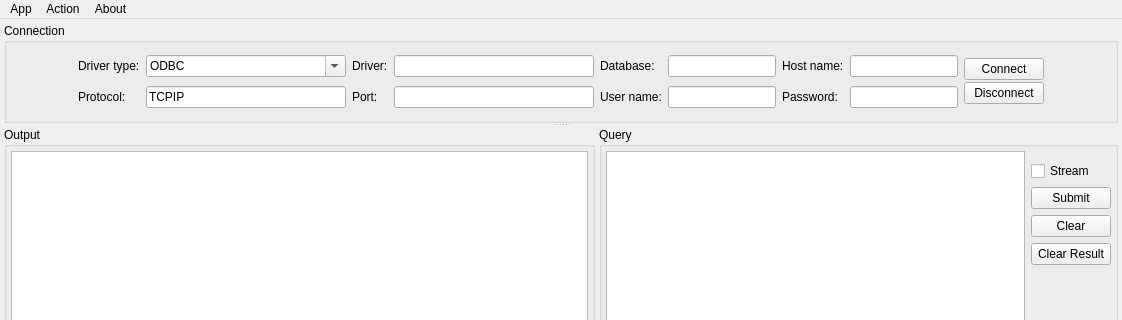
Above: src/UI/DBConnectMainWindow.ui from yxbh/DBConnect before the change; both pictures show x 0 to 1122 and y 0 to 320 of the 1122 by 843 pixel window. Below: the same form after it.
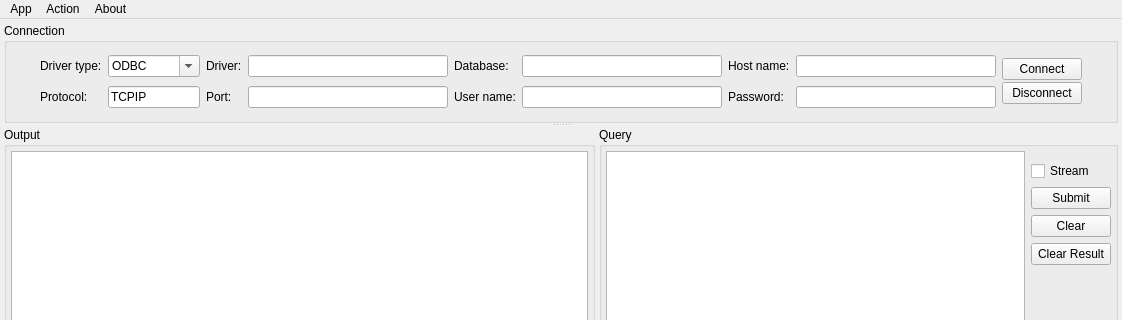
That is the form after the change.

Commit message: adjust text edit width

The edit to the form file:
```diff
--- a/src/UI/DBConnectMainWindow.ui
+++ b/src/UI/DBConnectMainWindow.ui
@@ -90,7 +90,7 @@
            <widget class="QComboBox" name="comboBox_DBDriverType">
             <property name="minimumSize">
              <size>
-              <width>200</width>
+              <width>80</width>
               <height>0</height>
              </size>
             </property>
@@ -194,6 +194,12 @@
               <verstretch>0</verstretch>
              </sizepolicy>
             </property>
+            <property name="minimumSize">
+             <size>
+              <width>200</width>
+              <height>0</height>
+             </size>
+            </property>
             <property name="toolTip">
              <string>Database/Location</string>
             </property>
@@ -226,6 +232,12 @@
               <verstretch>0</verstretch>
              </sizepolicy>
             </property>
+            <property name="minimumSize">
+             <size>
+              <width>200</width>
+              <height>0</height>
+             </size>
+            </property>
             <property name="text">
              <string/>
             </property>
```
